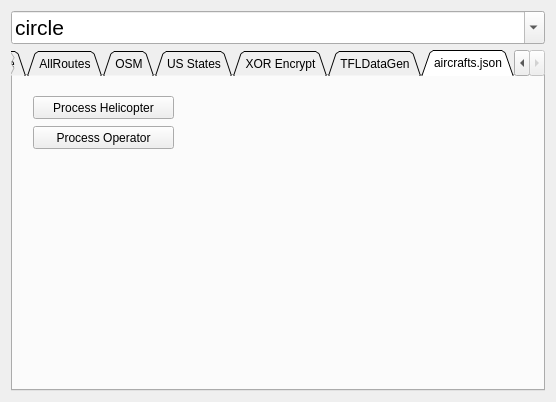
Enthusiastic-Coder/tflTest, file Widget.ui: the form before one commit.
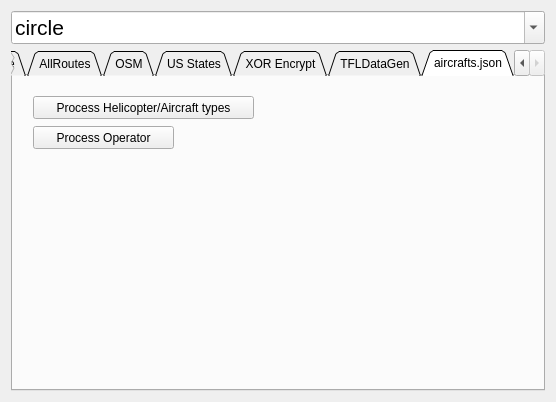
The form after the commit.

What changed in the file:
```diff
--- a/Widget.ui
+++ b/Widget.ui
@@ -749,12 +749,12 @@
         <rect>
          <x>20</x>
          <y>20</y>
-         <width>141</width>
+         <width>221</width>
          <height>23</height>
         </rect>
        </property>
        <property name="text">
-        <string>Process Helicopter</string>
+        <string>Process Helicopter/Aircraft types</string>
        </property>
       </widget>
       <widget class="QPushButton" name="operator_json_pushButton">
```
